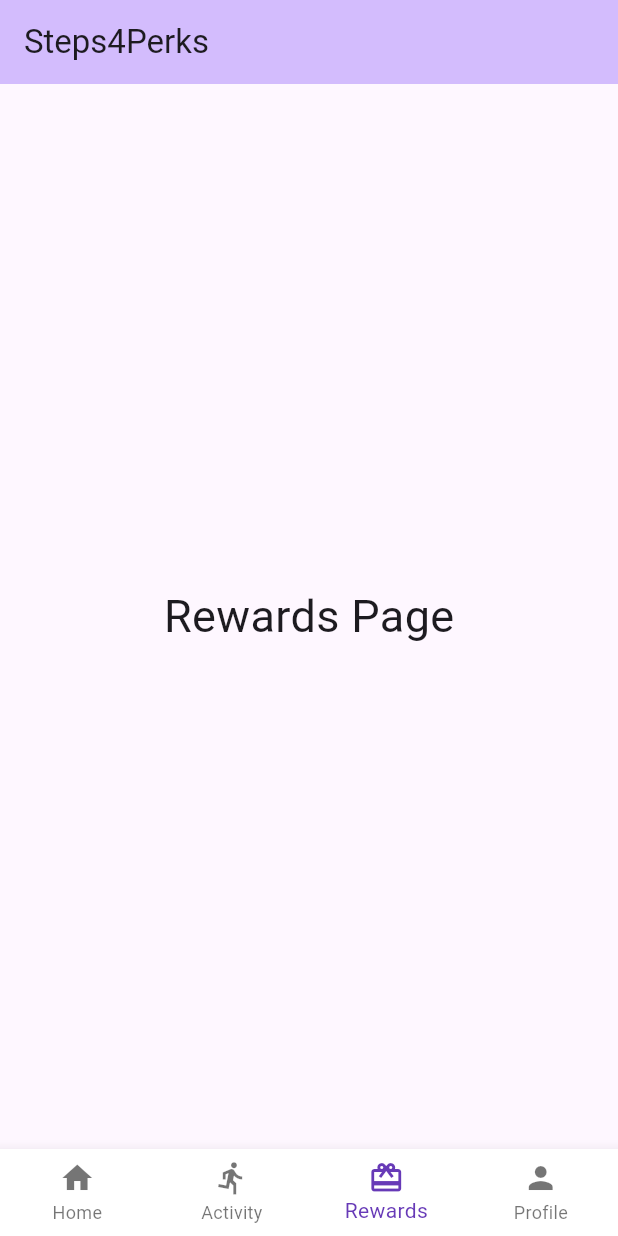
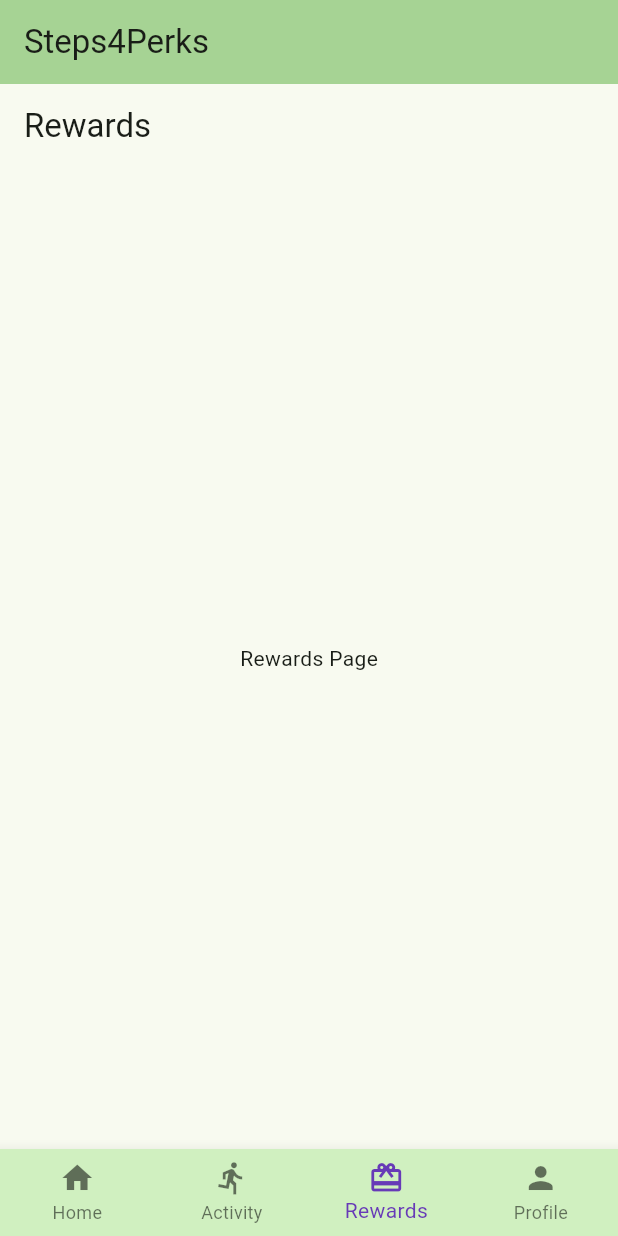
Before and after one commit to AceAsif/Steps4Perks-app, a Flutter app: the screen it shows after launch, item 3 of the bottom bar chosen, on a phone screen of 412 x 824 dp. Run offline on Flutter 3.47's test engine with Material 3 defaults, Android fonts, the phone set to English and light mode, and no system bars; our stand-ins replace syncfusion_flutter_gauges.

```diff
--- a/lib/main.dart
+++ b/lib/main.dart
@@ -1,5 +1,6 @@
 import 'package:flutter/material.dart';
 import 'homepage.dart'; // To use homepage.dart file code
+import 'rewardspage.dart'; // To use rewardspage.dart file code
 
 void main() {
   runApp(const MyApp());
@@ -16,7 +17,8 @@ class MyApp extends StatelessWidget {
       title: 'Steps4Perks',
       debugShowCheckedModeBanner: false, //This removes the debug sign
       theme: ThemeData(
-        colorScheme: ColorScheme.fromSeed(seedColor: Colors.deepPurple),
+        //I added the Tea Green colour because it looks Calming and Neutral
+        colorScheme: ColorScheme.fromSeed(seedColor: Color(0xFFD0F0C0)),
       ),
       home: const MyHomePage(title: 'Steps4Perks'),
     );
@@ -43,7 +45,8 @@ class _MyHomePageState extends State<MyHomePage> {
     // Activity page content
     Center(child: Text('Activity Page', style: TextStyle(fontSize: 30))),
     // Rewards page content
-    Center(child: Text('Rewards Page', style: TextStyle(fontSize: 30))),
+    RewardsPage(),
+    //Center(child: Text('Rewards Page', style: TextStyle(fontSize: 30))),
     // Profile page content
     Center(child: Text('Profile Page', style: TextStyle(fontSize: 30))),
   ];
@@ -94,7 +97,7 @@ class _MyHomePageState extends State<MyHomePage> {
         selectedItemColor: Colors.deepPurple, // You can change this color
 
         onTap: _onItemTapped,
-        backgroundColor: Colors.white,
+        backgroundColor: Color(0xFFD0F0C0),
       ),
     );
   }
--- /dev/null
+++ b/lib/rewardspage.dart
@@ -0,0 +1,22 @@
+import 'package:flutter/material.dart';
+
+class RewardsPage extends StatefulWidget {
+  const RewardsPage({Key? key}) : super(key: key);
+
+  @override
+  _RewardsPageState createState() => _RewardsPageState();
+}
+
+class _RewardsPageState extends State<RewardsPage> {
+  @override
+  Widget build(BuildContext context) {
+    return Scaffold(
+      appBar: AppBar(
+        title: const Text('Rewards'),
+      ),
+      body: const Center(
+        child: Text('Rewards Page'),
+      ),
+    );
+  }
+}
```
Also changed, not shown: lib/features/step_gauge.dart (added, +76 -0 lines), lib/homepage.dart (+77 -21 lines).
